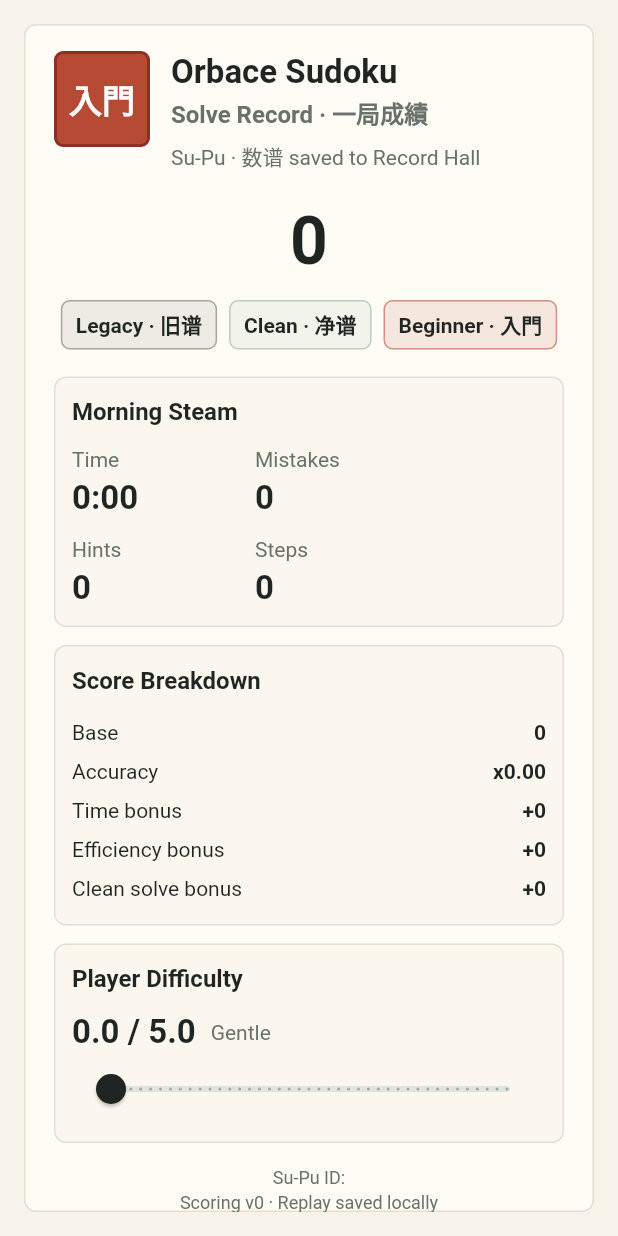
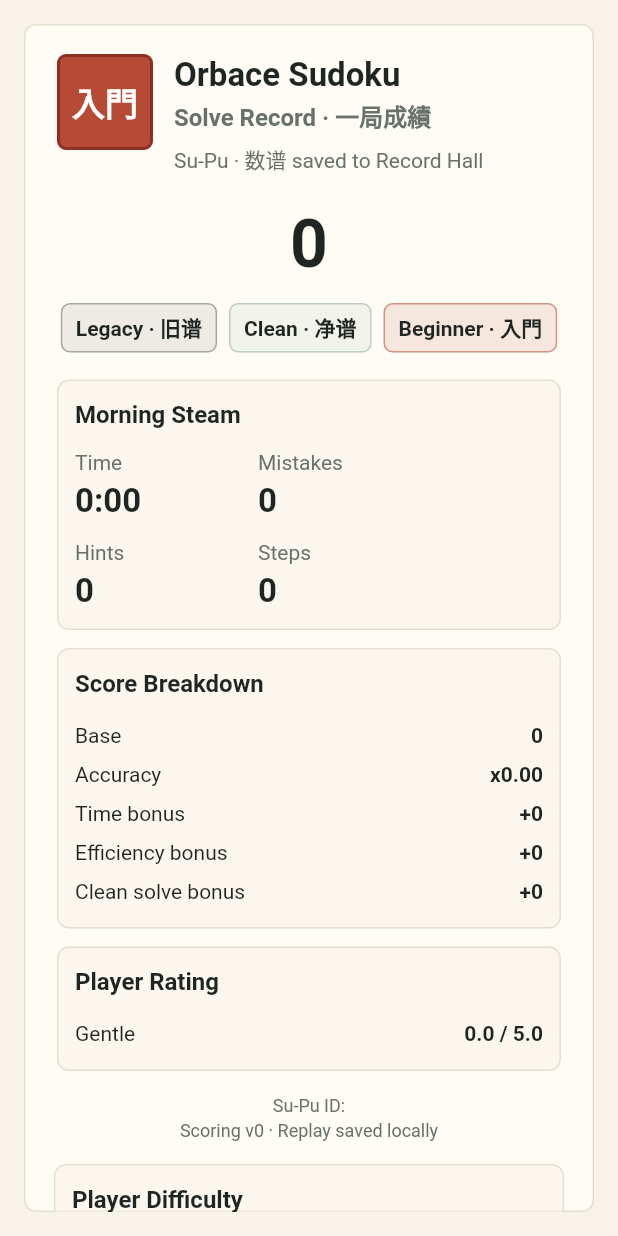
Before and after one commit to justinzero888/Orbace_Sudoku, a Flutter app: the _CompletionCertificateDialog widget shown alone on an empty page, opened directly with sample values from the repository, on a phone screen of 412 x 824 dp. Run offline on Flutter 3.47's test engine with Material 3 defaults, Android fonts, the phone set to English and light mode, and no system bars; our stand-ins replace drift, google_mobile_ads, share_plus; accounts and stored records are empty; generated files the repository leaves out were written again.

Commit message:
Implement score card save and share

```diff
--- a/lib/src/features/sudoku/presentation/sudoku_game_screen.dart
+++ b/lib/src/features/sudoku/presentation/sudoku_game_screen.dart
@@ -1,6 +1,12 @@
 import 'dart:async';
+import 'dart:io';
+import 'dart:ui' as ui;
 
 import 'package:flutter/material.dart';
+import 'package:flutter/rendering.dart';
+import 'package:path/path.dart' as p;
+import 'package:path_provider/path_provider.dart';
+import 'package:share_plus/share_plus.dart';
 
 import '../../../app/orbace_theme.dart';
 import '../data/app_database.dart';
@@ -298,9 +304,13 @@ class _CompletionCertificateDialog extends StatefulWidget {
 
 class _CompletionCertificateDialogState
     extends State<_CompletionCertificateDialog> {
+  final GlobalKey _certificateKey = GlobalKey();
   late double _rating = widget.attempt.playerDifficultyRating ?? 3.0;
   bool _ratingSaved = false;
   bool _savingRating = false;
+  bool _savingCard = false;
+  bool _sharingCard = false;
+  String? _scoreCardPath;
 
   int get _hintCount =>
       widget.attempt.hintNudgeCount +
@@ -317,7 +327,6 @@ class _CompletionCertificateDialogState
   Widget build(BuildContext context) {
     final textTheme = Theme.of(context).textTheme;
     final score = widget.attempt.score;
-    final scoreClass = widget.attempt.scoreClass;
     final ratingLabel = _difficultyRatingLabel(_rating);
 
     return Dialog(
@@ -336,122 +345,14 @@ class _CompletionCertificateDialogState
               mainAxisSize: MainAxisSize.min,
               crossAxisAlignment: CrossAxisAlignment.stretch,
               children: [
-                Row(
-                  crossAxisAlignment: CrossAxisAlignment.start,
-                  children: [
-                    _CertificateSeal(
-                      label: widget.puzzle.difficulty.chineseLabel,
-                    ),
-                    const SizedBox(width: 14),
-                    Expanded(
-                      child: Column(
-                        crossAxisAlignment: CrossAxisAlignment.start,
-                        children: [
-                          Text('Orbace Sudoku', style: textTheme.titleLarge),
-                          const SizedBox(height: 2),
-                          Text(
-                            'Solve Record · 一局成績',
-                            style: textTheme.bodyLarge?.copyWith(
-                              color: OrbaceTheme.mutedInk,
-                              fontWeight: FontWeight.w600,
-                            ),
-                          ),
-                          const SizedBox(height: 6),
-                          Text(
-                            'Su-Pu · 数谱 saved to Record Hall',
-                            style: textTheme.bodyMedium?.copyWith(
-                              color: OrbaceTheme.mutedInk,
-                            ),
-                          ),
-                        ],
-                      ),
-                    ),
-                  ],
-                ),
-                const SizedBox(height: 18),
-                Center(
-                  child: Text(
-                    '${score?.total ?? 0}',
-                    style: textTheme.headlineMedium?.copyWith(
-                      fontSize: 44,
-                      fontWeight: FontWeight.w700,
-                      color: OrbaceTheme.ink,
-                    ),
-                  ),
-                ),
-                const SizedBox(height: 10),
-                Wrap(
-                  alignment: WrapAlignment.center,
-                  spacing: 8,
-                  runSpacing: 8,
-                  children: [
-                    _CertificateChip(
-                      label:
-                          '${scoreClass.label} · ${_scoreClassChinese(scoreClass)}',
-                      color: _scoreClassColor(scoreClass),
-                    ),
-                    if (_isClean)
-                      const _CertificateChip(
-                        label: 'Clean · 净谱',
-                        color: OrbaceTheme.celadon,
-                      ),
-                    _CertificateChip(
-                      label:
-                          '${widget.puzzle.difficulty.label} · ${widget.puzzle.difficulty.chineseLabel}',
-                      color: OrbaceTheme.vermilion,
-                    ),
-                  ],
-                ),
-                const SizedBox(height: 18),
-                _CertificateSection(
-                  title: widget.puzzle.title,
-                  child: Wrap(
-                    spacing: 10,
-                    runSpacing: 10,
-                    children: [
-                      _MetricTile(
-                        label: 'Time',
-                        value: _formatTime(widget.attempt.elapsedSeconds),
-                      ),
-                      _MetricTile(
-                        label: 'Mistakes',
-                        value: '${widget.attempt.errorCount}',
-                      ),
-                      _MetricTile(label: 'Hints', value: '$_hintCount'),
-                      _MetricTile(
-                        label: 'Steps',
-                        value: '${widget.attempt.moveHistory.length}',
-                      ),
-                    ],
-                  ),
-                ),
-                const SizedBox(height: 12),
-                _CertificateSection(
-                  title: 'Score Breakdown',
-                  child: Column(
-                    children: [
-                      _BreakdownRow(
-                        label: 'Base',
-                        value: '${score?.baseScore ?? 0}',
-                      ),
-                      _BreakdownRow(
-                        label: 'Accuracy',
-                        value:
-                            'x${(score?.accuracyMultiplier ?? 0).toStringAsFixed(2)}',
-                      ),
-                      _BreakdownRow(
-                        label: 'Time bonus',
-                        value: '+${score?.timeBonus ?? 0}',
-                      ),
-                      _BreakdownRow(
-                        label: 'Efficiency bonus',
-                        value: '+${score?.efficiencyBonus ?? 0}',
-                      ),
-                      _BreakdownRow(
-                        label: 'Clean solve bonus',
-                        value: '+${score?.cleanSolveBonus ?? 0}',
-                      ),
-                    ],
+                RepaintBoundary(
+                  key: _certificateKey,
+                  child: _ScoreCertificateCard(
+                    attempt: widget.attempt,
+                    puzzle: widget.puzzle,
+                    rating: _rating,
+                    hintCount: _hintCount,
+                    isClean: _isClean,
                   ),
                 ),
                 const SizedBox(height: 12),
@@ -534,7 +435,17 @@ class _CompletionCertificateDialogState
                       label: const Text('Replay'),
                     ),
                     OutlinedButton.icon(
-                      onPressed: _showPhaseThreeMessage,
+                      onPressed: _savingCard ? null : _saveScoreCard,
+                      icon: _savingCard
+                          ? const SizedBox.square(
+                              dimension: 18,
+                              child: CircularProgressIndicator(strokeWidth: 2),
+                            )
+                          : const Icon(Icons.save_alt),
+                      label: const Text('Save Card'),
+                    ),
+                    OutlinedButton.icon(
+                      onPressed: _sharingCard ? null : _shareScoreCard,
                       icon: const Icon(Icons.ios_share),
                       label: const Text('Share Card'),
                     ),
@@ -575,14 +486,89 @@ class _CompletionCertificateDialogState
     });
   }
 
-  void _showPhaseThreeMessage() {
-    ScaffoldMessenger.of(context).showSnackBar(
-      const SnackBar(
-        content: Text(
-          'Share Card is planned for Phase 3. This Su-Pu is saved.',
+  Future<void> _saveScoreCard() async {
+    setState(() {
+      _savingCard = true;
+    });
+    try {
+      final path = await _renderScoreCardPng();
+      await widget.repository.updateScoreCardImagePath(widget.attempt.id, path);
+      if (!mounted) {
+        return;
+      }
+      setState(() {
+        _scoreCardPath = path;
+      });
+      _showMessage('Score card saved inside Orbace Sudoku.');
+    } finally {
+      if (mounted) {
+        setState(() {
+          _savingCard = false;
+        });
+      }
+    }
+  }
+
+  Future<void> _shareScoreCard() async {
+    setState(() {
+      _sharingCard = true;
+    });
+    try {
+      final path = _scoreCardPath ?? await _renderScoreCardPng();
+      await widget.repository.updateScoreCardImagePath(widget.attempt.id, path);
+      if (!mounted) {
+        return;
+      }
+      setState(() {
+        _scoreCardPath = path;
+      });
+      await SharePlus.instance.share(
+        ShareParams(
+          files: [XFile(path)],
+          text: 'My Orbace Sudoku Su-Pu · ${widget.puzzle.title}',
+          subject: 'Orbace Sudoku Solve Record',
         ),
-      ),
+      );
+    } finally {
+      if (mounted) {
+        setState(() {
+          _sharingCard = false;
+        });
+      }
+    }
+  }
+
+  Future<String> _renderScoreCardPng() async {
+    await WidgetsBinding.instance.endOfFrame;
+    final boundary =
+        _certificateKey.currentContext?.findRenderObject()
+            as RenderRepaintBoundary?;
+    if (boundary == null) {
+      throw StateError('Score card is not ready to render.');
+    }
+    final image = await boundary.toImage(pixelRatio: 3);
+    final byteData = await image.toByteData(format: ui.ImageByteFormat.png);
+    if (byteData == null) {
+      throw StateError('Could not encode score card.');
+    }
+    final dir = await getApplicationDocumentsDirectory();
+    final cardDir = Directory(p.join(dir.path, 'score_cards'));
+    if (!cardDir.existsSync()) {
+      await cardDir.create(recursive: true);
+    }
+    final safeAttemptId = widget.attempt.id.replaceAll(
+      RegExp(r'[^A-Za-z0-9_.-]'),
+      '_',
     );
+    final file = File(p.join(cardDir.path, '$safeAttemptId.png'));
+    await file.writeAsBytes(byteData.buffer.asUint8List(), flush: true);
+    return file.path;
+  }
+
+  void _showMessage(String message) {
+    ScaffoldMessenger.of(
+      context,
+    ).showSnackBar(SnackBar(content: Text(message)));
   }
 
   void _showRecordHallMessage() {
@@ -590,6 +576,176 @@ class _CompletionCertificateDialogState
       const SnackBar(
         content: Text(
           'Record Hall arrives in Phase 4. This Su-Pu is saved locally.',
+        ),
+      ),
+    );
+  }
+}
+
+class _ScoreCertificateCard extends StatelessWidget {
+  const _ScoreCertificateCard({
+    required this.attempt,
+    required this.puzzle,
+    required this.rating,
+    required this.hintCount,
+    required this.isClean,
+  });
+
+  final SudokuAttempt attempt;
+  final FixturePuzzleDefinition puzzle;
+  final double rating;
+  final int hintCount;
+  final bool isClean;
+
+  @override
+  Widget build(BuildContext context) {
+    final textTheme = Theme.of(context).textTheme;
+    final score = attempt.score;
+    final scoreClass = attempt.scoreClass;
+
+    return ColoredBox(
+      color: OrbaceTheme.ricePaper,
+      child: Padding(
+        padding: const EdgeInsets.all(2),
+        child: Column(
+          mainAxisSize: MainAxisSize.min,
+          crossAxisAlignment: CrossAxisAlignment.stretch,
+          children: [
+            Row(
+              crossAxisAlignment: CrossAxisAlignment.start,
+              children: [
+                _CertificateSeal(label: puzzle.difficulty.chineseLabel),
+                const SizedBox(width: 14),
+                Expanded(
+                  child: Column(
+                    crossAxisAlignment: CrossAxisAlignment.start,
+                    children: [
+                      Text('Orbace Sudoku', style: textTheme.titleLarge),
+                      const SizedBox(height: 2),
+                      Text(
+                        'Solve Record · 一局成績',
+                        style: textTheme.bodyLarge?.copyWith(
+                          color: OrbaceTheme.mutedInk,
+                          fontWeight: FontWeight.w600,
+                        ),
+                      ),
+                      const SizedBox(height: 6),
+                      Text(
+                        'Su-Pu · 数谱 saved to Record Hall',
+                        style: textTheme.bodyMedium?.copyWith(
+                          color: OrbaceTheme.mutedInk,
+                        ),
+                      ),
+                    ],
+                  ),
+                ),
+              ],
+            ),
+            const SizedBox(height: 18),
+            Center(
+              child: Text(
+                '${score?.total ?? 0}',
+                style: textTheme.headlineMedium?.copyWith(
+                  fontSize: 44,
+                  fontWeight: FontWeight.w700,
+                  color: OrbaceTheme.ink,
+                ),
+              ),
+            ),
+            const SizedBox(height: 10),
+            Wrap(
+              alignment: WrapAlignment.center,
+              spacing: 8,
+              runSpacing: 8,
+              children: [
+                _CertificateChip(
+                  label:
+                      '${scoreClass.label} · ${_scoreClassChinese(scoreClass)}',
+                  color: _scoreClassColor(scoreClass),
+                ),
+                if (isClean)
+                  const _CertificateChip(
+                    label: 'Clean · 净谱',
+                    color: OrbaceTheme.celadon,
+                  ),
+                _CertificateChip(
+                  label:
+                      '${puzzle.difficulty.label} · ${puzzle.difficulty.chineseLabel}',
+                  color: OrbaceTheme.vermilion,
+                ),
+              ],
+            ),
+            const SizedBox(height: 18),
+            _CertificateSection(
+              title: puzzle.title,
+              child: Wrap(
+                spacing: 10,
+                runSpacing: 10,
+                children: [
+                  _MetricTile(
+                    label: 'Time',
+                    value: _formatTime(attempt.elapsedSeconds),
+                  ),
+                  _MetricTile(
+                    label: 'Mistakes',
+                    value: '${attempt.errorCount}',
+                  ),
+                  _MetricTile(label: 'Hints', value: '$hintCount'),
+                  _MetricTile(
+                    label: 'Steps',
+                    value: '${attempt.moveHistory.length}',
+                  ),
+                ],
+              ),
+            ),
+            const SizedBox(height: 12),
+            _CertificateSection(
+              title: 'Score Breakdown',
+              child: Column(
+                children: [
+                  _BreakdownRow(
+                    label: 'Base',
+                    value: '${score?.baseScore ?? 0}',
+                  ),
+                  _BreakdownRow(
+                    label: 'Accuracy',
+                    value:
+                        'x${(score?.accuracyMultiplier ?? 0).toStringAsFixed(2)}',
+                  ),
+                  _BreakdownRow(
+                    label: 'Time bonus',
+                    value: '+${score?.timeBonus ?? 0}',
+                  ),
+                  _BreakdownRow(
+                    label: 'Efficiency bonus',
+                    value: '+${score?.efficiencyBonus ?? 0}',
+                  ),
+                  _BreakdownRow(
+                    label: 'Clean solve bonus',
+                    value: '+${score?.cleanSolveBonus ?? 0}',
+                  ),
+                ],
+              ),
+            ),
+            const SizedBox(height: 12),
+            _CertificateSection(
+              title: 'Player Rating',
+              child: _BreakdownRow(
+                label: _difficultyRatingLabel(rating),
+                value: '${rating.toStringAsFixed(1)} / 5.0',
+              ),
+            ),
+            const SizedBox(height: 14),
+            Text(
+              'Su-Pu ID: ${attempt.id}\n'
+              'Scoring v${score?.scoringVersion ?? 0} · Replay saved locally',
+              textAlign: TextAlign.center,
+              style: textTheme.bodyMedium?.copyWith(
+                color: OrbaceTheme.mutedInk,
+                fontSize: 12,
+              ),
+            ),
+          ],
         ),
       ),
     );
--- a/pubspec.yaml
+++ b/pubspec.yaml
@@ -39,6 +39,7 @@ dependencies:
   sqlite3_flutter_libs: ^0.5.24
   google_mobile_ads: ^9.0.0
   crypto: ^3.0.7
+  share_plus: ^13.1.0
 
 dev_dependencies:
   flutter_test:
```
Also changed, not shown: pubspec.lock, 6 other files.
